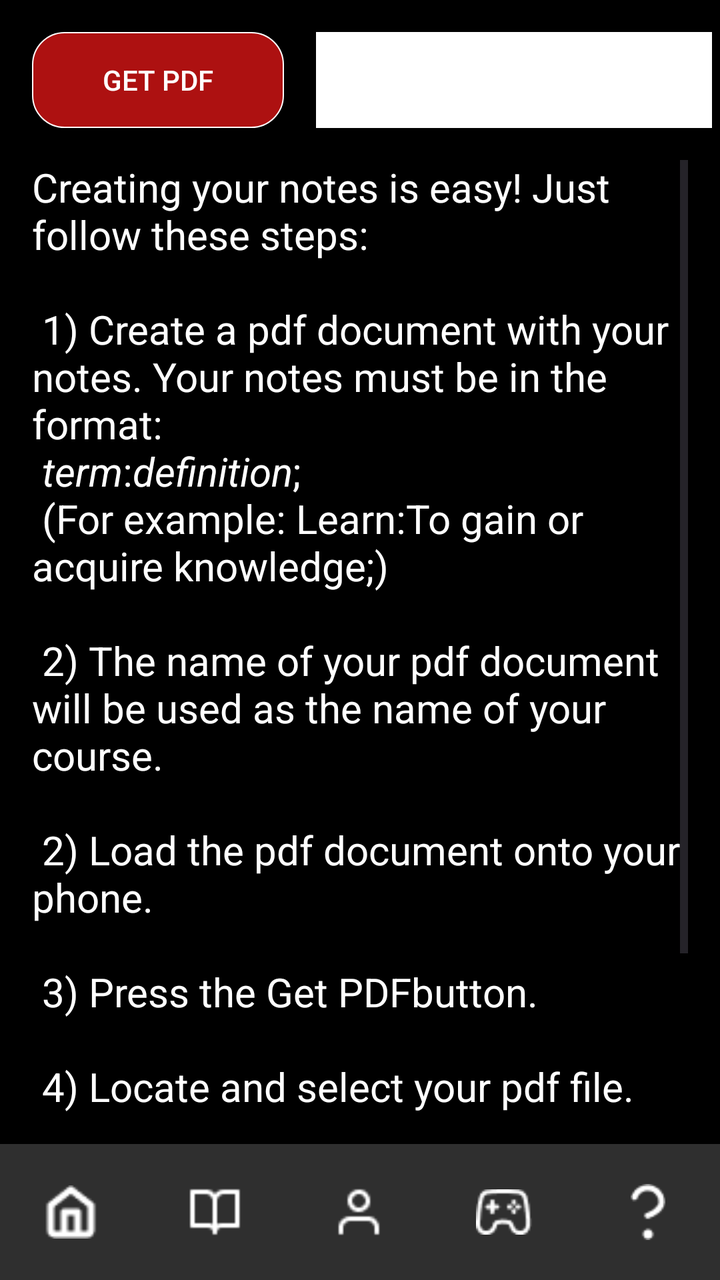
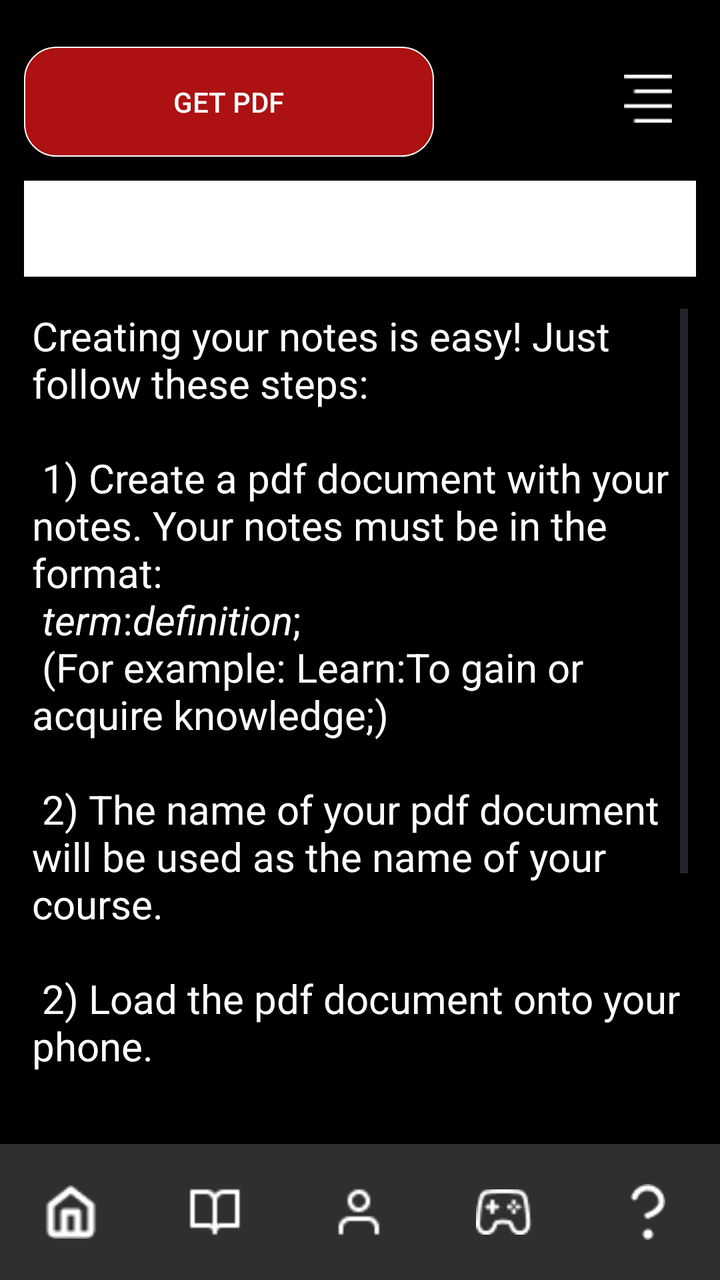

Two renders of the same Android screen: before a commit and after it. Below are the layout's source before the change and the commit's diff.
<!-- AndroidManifest.xml: application theme Theme.Cognify -->
<!-- res/layout/activity_add_and_view_information.xml -->
<?xml version="1.0" encoding="utf-8"?>
<androidx.constraintlayout.widget.ConstraintLayout xmlns:android="http://schemas.android.com/apk/res/android"
    xmlns:app="http://schemas.android.com/apk/res-auto"
    xmlns:tools="http://schemas.android.com/tools"
    android:id="@+id/main"
    android:layout_width="match_parent"
    android:layout_height="match_parent"
    android:background="@color/black"
    tools:context=".AddAndViewInformation">

    <ScrollView
        android:id="@+id/scrollView2"
        android:layout_width="0dp"
        android:layout_height="0dp"
        android:layout_marginStart="16dp"
        android:layout_marginTop="16dp"
        android:layout_marginEnd="16dp"
        android:layout_marginBottom="16dp"
        app:layout_constraintBottom_toBottomOf="parent"
        app:layout_constraintEnd_toEndOf="parent"
        app:layout_constraintStart_toStartOf="parent"
        app:layout_constraintTop_toBottomOf="@+id/pdfSelector"
        app:layout_constraintBottom_toTopOf="@+id/bottom_navigation">


        <TextView
            android:id="@+id/displayView"
            android:layout_width="match_parent"
            android:layout_height="wrap_content"
            android:text="@string/informationHelper"
            android:textColor="@color/white"
            android:textSize="20sp" />
    </ScrollView>


    
    <com.google.android.material.bottomnavigation.BottomNavigationView
        android:id="@+id/bottom_navigation"
        android:layout_width="0dp"
        android:layout_height="68dp"
        android:background="@color/nav_bar_background"
        app:itemIconSize="28dp"
        app:itemActiveIndicatorStyle="@null"
        app:itemIconTint="@color/white"
        app:labelVisibilityMode="unlabeled"
        app:layout_constraintBottom_toBottomOf="parent"
        app:layout_constraintEnd_toEndOf="parent"
        app:layout_constraintHorizontal_bias="0.0"
        app:layout_constraintStart_toStartOf="parent"
        app:menu="@menu/bottom_nav_menu" />

    <androidx.appcompat.widget.AppCompatButton
        android:id="@+id/getPDFButton"
        android:layout_width="0dp"
        android:layout_height="48dp"
        android:layout_marginStart="16dp"
        android:layout_marginTop="16dp"
        android:layout_marginEnd="8dp"
        android:background="@drawable/mg_definition_button_format"
        android:text="Get PDF"
        android:textColor="@color/white"
        app:layout_constraintEnd_toStartOf="@+id/pdfSelector"
        app:layout_constraintStart_toStartOf="parent"
        app:layout_constraintTop_toTopOf="parent"
        app:layout_constraintWidth_percent="0.35" />

    <Spinner
        android:id="@+id/pdfSelector"
        android:layout_width="0dp"
        android:layout_height="48dp"
        android:layout_marginStart="8dp"
        android:layout_marginTop="16dp"
        android:layout_marginEnd="16dp"
        android:background="@color/white"
        app:layout_constraintEnd_toEndOf="parent"
        app:layout_constraintStart_toEndOf="@+id/getPDFButton"
        app:layout_constraintTop_toTopOf="parent"
        app:layout_constraintWidth_percent="0.55" />


</androidx.constraintlayout.widget.ConstraintLayout>
<!-- resources referenced by this layout -->
<resources>
  <color name="black">#000000</color>
  <color name="nav_bar_background">#2F2F2F</color>
  <color name="white">#FFFFFF</color>
  <!-- drawable mg_definition_button_format (drawable) -->
  <?xml version="1.0" encoding="utf-8"?>
  
  <shape xmlns:android="http://schemas.android.com/apk/res/android"
      android:shape="rectangle">
      <solid android:color="@color/definition_button_colour" />
      <corners android:radius="16dp" /> 
      <stroke
          android:width="2px"
          android:color="@color/white"/>
  </shape>
  <string name="informationHelper">
          Creating your notes is easy! Just follow these steps:\n
          \n
          1) Create a pdf document with your notes. Your notes must be in the format:\n
            <i>term</i>:<i>definition</i>;\n
               (For example: Learn:To gain or acquire knowledge;)\n
          \n
          2) The name of your pdf document will be used as the name of your course.\n
          \n
          2) Load the pdf document onto your phone.\n
          \n
          3) Press the "Get PDF" button.\n
          \n
          4) Locate and select your pdf file.\n
          \n
          5) Your notes have been loaded into the app! You can now play the games and learn in a more fun way!
      </string>
  <style name="Theme.Cognify" parent="Base.Theme.Cognify" />
  <color name="definition_button_colour">#ad1111</color>
  <style name="Base.Theme.Cognify" parent="Theme.Material3.DayNight.NoActionBar">
          <item name="android:statusBarColor">@android:color/black</item>
          <item name="android:windowLightStatusBar">false</item>
      </style>
</resources>

<!-- the commit's change to res/layout/activity_add_and_view_information.xml (unified diff, before → after) -->
@@ -1,12 +1,34 @@
 <?xml version="1.0" encoding="utf-8"?>
-<androidx.constraintlayout.widget.ConstraintLayout xmlns:android="http://schemas.android.com/apk/res/android"
+<androidx.drawerlayout.widget.DrawerLayout xmlns:android="http://schemas.android.com/apk/res/android"
     xmlns:app="http://schemas.android.com/apk/res-auto"
     xmlns:tools="http://schemas.android.com/tools"
-    android:id="@+id/main"
+    android:id="@+id/drawer_layout"
     android:layout_width="match_parent"
     android:layout_height="match_parent"
     android:background="@color/black"
+    android:fitsSystemWindows="true"
     tools:context=".AddAndViewInformation">
+
+<androidx.constraintlayout.widget.ConstraintLayout
+    android:id="@+id/main_layout"
+    android:layout_width="match_parent"
+    android:layout_height="match_parent"
+    android:background="#000000" >
+
+
+    <ImageView
+        android:id="@+id/ivMenu"
+        android:layout_width="40dp"
+        android:layout_height="40dp"
+        android:layout_marginEnd="4dp"
+        android:layout_marginTop="6dp"
+        android:padding="8dp"
+        android:src="@drawable/ic_menu"
+        app:layout_constraintBottom_toBottomOf="parent"
+        app:layout_constraintEnd_toEndOf="@+id/pdfSelector"
+        app:layout_constraintTop_toTopOf="@+id/getPDFButton"
+        app:layout_constraintVertical_bias="0.0"
+        app:tint="@android:color/white" />
 
     <ScrollView
         android:id="@+id/scrollView2"
@@ -51,31 +73,61 @@
 
     <androidx.appcompat.widget.AppCompatButton
         android:id="@+id/getPDFButton"
-        android:layout_width="0dp"
-        android:layout_height="48dp"
-        android:layout_marginStart="16dp"
-        android:layout_marginTop="16dp"
-        android:layout_marginEnd="8dp"
+        android:layout_width="205dp"
+        android:layout_height="55dp"
+        android:layout_marginTop="10dp"
         android:background="@drawable/mg_definition_button_format"
         android:text="Get PDF"
         android:textColor="@color/white"
-        app:layout_constraintEnd_toStartOf="@+id/pdfSelector"
+        app:layout_constraintBottom_toBottomOf="parent"
+        app:layout_constraintEnd_toEndOf="parent"
+        app:layout_constraintHorizontal_bias="0.078"
         app:layout_constraintStart_toStartOf="parent"
         app:layout_constraintTop_toTopOf="parent"
-        app:layout_constraintWidth_percent="0.35" />
+        app:layout_constraintVertical_bias="0.023" />
 
     <Spinner
         android:id="@+id/pdfSelector"
         android:layout_width="0dp"
         android:layout_height="48dp"
-        android:layout_marginStart="8dp"
-        android:layout_marginTop="16dp"
-        android:layout_marginEnd="16dp"
+        android:layout_marginTop="12dp"
+        android:layout_marginEnd="12dp"
         android:background="@color/white"
+
         app:layout_constraintEnd_toEndOf="parent"
-        app:layout_constraintStart_toEndOf="@+id/getPDFButton"
-        app:layout_constraintTop_toTopOf="parent"
-        app:layout_constraintWidth_percent="0.55" />
+        app:layout_constraintHorizontal_bias="0.0"
+        app:layout_constraintStart_toStartOf="@+id/getPDFButton"
+        app:layout_constraintTop_toBottomOf="@+id/getPDFButton" />
 
 
 </androidx.constraintlayout.widget.ConstraintLayout>
+
+    <com.google.android.material.navigation.NavigationView
+        android:id="@+id/navigationView"
+        android:layout_width="wrap_content"
+        android:layout_height="match_parent"
+        android:layout_gravity="start"
+        app:headerLayout="@layout/main_header"
+        app:menu="@menu/main_menu"/>
+
+</androidx.drawerlayout.widget.DrawerLayout>
+<!-- res/layout/main_header.xml (included above) -->
+<?xml version="1.0" encoding="utf-8"?>
+
+
+<LinearLayout xmlns:android="http://schemas.android.com/apk/res/android"
+    android:layout_width="match_parent"
+    android:layout_height="100dp"
+
+    android:gravity="bottom"
+    android:orientation="vertical"
+    android:padding="16dp"
+    android:theme="@style/ThemeOverlay.AppCompat.Dark">
+
+    <ImageView
+        android:layout_width="64dp"
+        android:layout_height="64dp"
+        android:src="@drawable/logo"
+        android:contentDescription="logo" />
+
+</LinearLayout>
<!-- resource entries referenced after the edit -->
@@ -3,6 +3,8 @@
   <color name="black">#000000</color>
   <color name="nav_bar_background">#2F2F2F</color>
   <color name="white">#FFFFFF</color>
+  <!-- drawable ic_menu: png bitmap (drawable, 161 bytes) -->
+  <!-- drawable logo: png bitmap (drawable, 260523 bytes) -->
   <!-- drawable mg_definition_button_format (drawable) -->
   <?xml version="1.0" encoding="utf-8"?>
   
